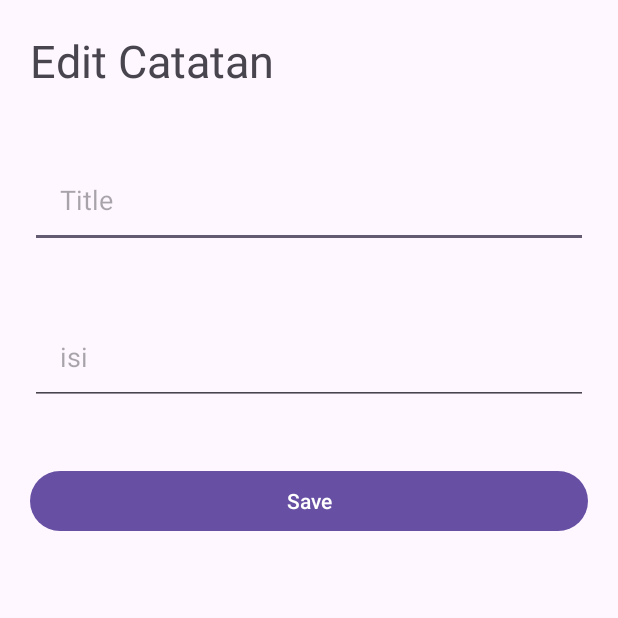
After one commit to FerdiansyahDwi/LatihanApi, an Android app: the EditCatatanActivity screen opened directly, with no data from a screen before it, on a phone screen of 412 x 824 dp, the top half of it. The commit adds this screen. Run offline under Robolectric (Android 15) with nearby library versions, the phone set to English and light mode, and no system bars; network calls fail; 1 statement that could not run was skipped.

Commit message:
Edit Catatan

```diff
--- a/app/src/main/AndroidManifest.xml
+++ b/app/src/main/AndroidManifest.xml
@@ -16,6 +16,9 @@
         android:usesCleartextTraffic="true"
         tools:targetApi="31">
         <activity
+            android:name=".EditCatatanActivity"
+            android:exported="false" />
+        <activity
             android:name=".CreateCatatanActivity"
             android:exported="false" />
         <activity
--- /dev/null
+++ b/app/src/main/java/com/example/latihanapi/EditCatatanActivity.kt
@@ -0,0 +1,96 @@
+package com.example.latihanapi
+
+import android.content.Intent
+import android.os.Bundle
+import android.widget.Toast
+import androidx.activity.enableEdgeToEdge
+import androidx.appcompat.app.AppCompatActivity
+import androidx.core.view.ViewCompat
+import androidx.core.view.WindowInsetsCompat
+import androidx.lifecycle.lifecycleScope
+import com.example.latihanapi.databinding.ActivityEditCatatanBinding
+import com.example.latihanapi.entities.Catatan
+import kotlinx.coroutines.launch
+
+class EditCatatanActivity : AppCompatActivity() {
+    private lateinit var binding: ActivityEditCatatanBinding
+
+    override fun onCreate(savedInstanceState: Bundle?) {
+        super.onCreate(savedInstanceState)
+        enableEdgeToEdge()
+
+        binding = ActivityEditCatatanBinding.inflate(layoutInflater)
+        setContentView(binding.root)
+
+        ViewCompat.setOnApplyWindowInsetsListener(findViewById(R.id.main)) { v, insets ->
+            val systemBars = insets.getInsets(WindowInsetsCompat.Type.systemBars())
+            v.setPadding(systemBars.left, systemBars.top, systemBars.right, systemBars.bottom)
+            insets
+        }
+
+        setupEvents()
+    }
+
+    override fun onStart() {
+        super.onStart()
+        loadData()
+    }
+
+    fun setupEvents() {
+        binding.tombolEdit.setOnClickListener{
+            val id = intent.getIntExtra("id_catatan",0)
+            val judul = binding.editJudul.text.toString()
+            val isi = binding.editIsi.text.toString()
+
+            if (isi.isEmpty() || judul.isEmpty()) {
+                displayMessage("Judul dan isi catatan harus diisi")
+                return@setOnClickListener
+            }
+
+            lifecycleScope.launch {
+                val catatan = Catatan(id, judul, isi)
+                val data = RetrofitClient.catatanRepository.editCatatan(id, catatan)
+
+                if (data.isSuccessful) {
+                    displayMessage("Catatan berhasil diubah")
+                    switchPage(MainActivity::class.java)
+                } else {
+                    displayMessage("Error: ${data.message()}")
+                }
+            }
+        }
+    }
+
+    fun loadData() {
+        val id = intent.getIntExtra("id_catatan",0)
+
+        if (id == 0) {
+            displayMessage("Error: id catatan tidak terkirim")
+            switchPage(MainActivity::class.java)
+            return
+        }
+
+        lifecycleScope.launch {
+            val data = RetrofitClient.catatanRepository.getCatatan(id)
+            if (data.isSuccessful) {
+                val catatan = data.body()
+
+                binding.editJudul.setText(catatan?.judul)
+                binding.editIsi.setText(catatan?.isi)
+            } else {
+                displayMessage("Error: ${data.message()}")
+                switchPage(MainActivity::class.java)
+            }
+        }
+    }
+
+    fun displayMessage(message: String) {
+        Toast.makeText(this, message, Toast.LENGTH_SHORT).show()
+    }
+
+    fun switchPage(destination: Class<MainActivity>) {
+        val intent = Intent(this, destination)
+        startActivity(intent)
+        finish()
+    }
+}
--- /dev/null
+++ b/app/src/main/res/layout/activity_edit_catatan.xml
@@ -0,0 +1,54 @@
+<?xml version="1.0" encoding="utf-8"?>
+<RelativeLayout xmlns:android="http://schemas.android.com/apk/res/android"
+    xmlns:app="http://schemas.android.com/apk/res-auto"
+    xmlns:tools="http://schemas.android.com/tools"
+    android:id="@+id/main"
+    android:layout_width="match_parent"
+    android:layout_height="match_parent"
+    tools:context=".EditCatatanActivity">
+
+    <TextView
+        android:id="@+id/editCatatan"
+        android:layout_width="wrap_content"
+        android:layout_height="wrap_content"
+        android:textSize="30dp"
+        android:text="Edit Catatan"
+        android:layout_marginBottom="25dp"
+        android:layout_margin="20dp"
+        />
+
+    <EditText
+        android:hint="Title"
+        android:id="@+id/editJudul"
+        android:layout_width="fill_parent"
+        android:layout_height="wrap_content"
+        android:inputType="text"
+        android:padding="20dp"
+        android:layout_margin="20dp"
+        android:layout_below="@id/editCatatan"
+        />
+
+    <EditText
+        android:hint="isi"
+        android:id="@+id/editIsi"
+        android:layout_width="fill_parent"
+        android:layout_height="wrap_content"
+        android:inputType="text"
+        android:padding="20dp"
+        android:layout_below="@+id/editJudul"
+        android:layout_marginTop="20dp"
+        android:layout_margin="20dp"
+
+        />
+
+    <Button
+        android:id="@+id/tombolEdit"
+        android:layout_width="match_parent"
+        android:layout_height="wrap_content"
+        android:text="Save"
+        android:layout_below="@id/editIsi"
+        android:layout_marginTop="20dp"
+        android:layout_margin="20dp"
+        />
+
+</RelativeLayout>
```
Also changed, not shown: app/src/main/java/com/example/latihanapi/MainActivity.kt (+10 -1 lines), app/src/main/java/com/example/latihanapi/adapter/CatatanAdapter.kt (+10 -1 lines), app/src/main/java/com/example/latihanapi/repository/CatatanRepository.kt (+8 -0 lines).
